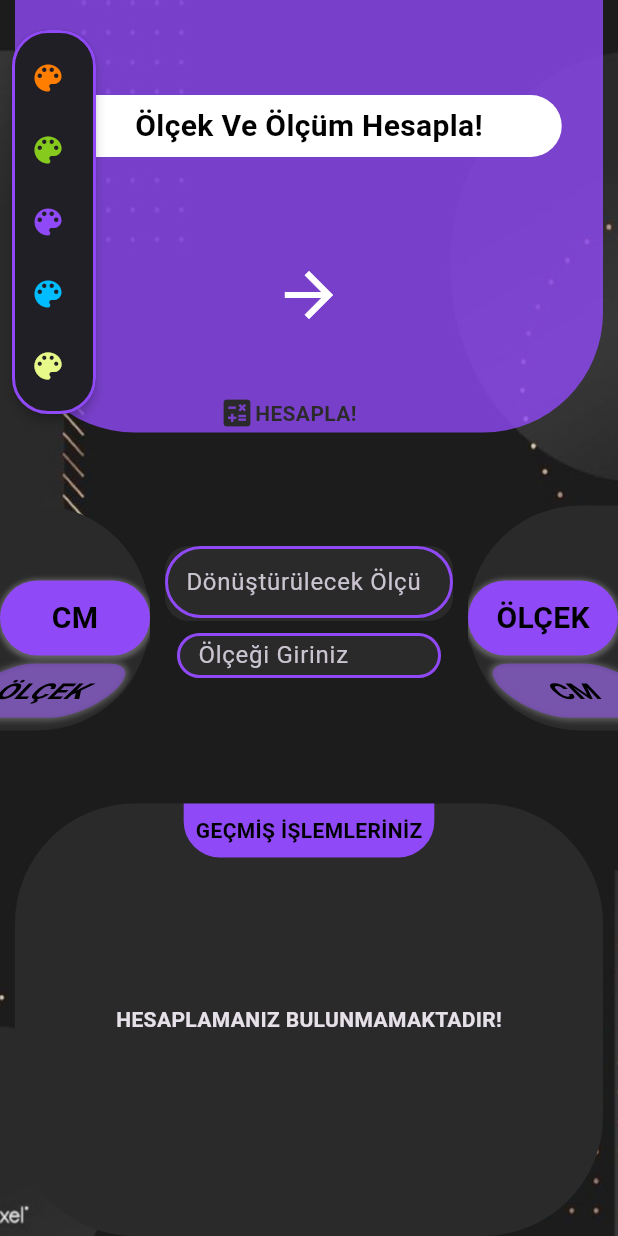
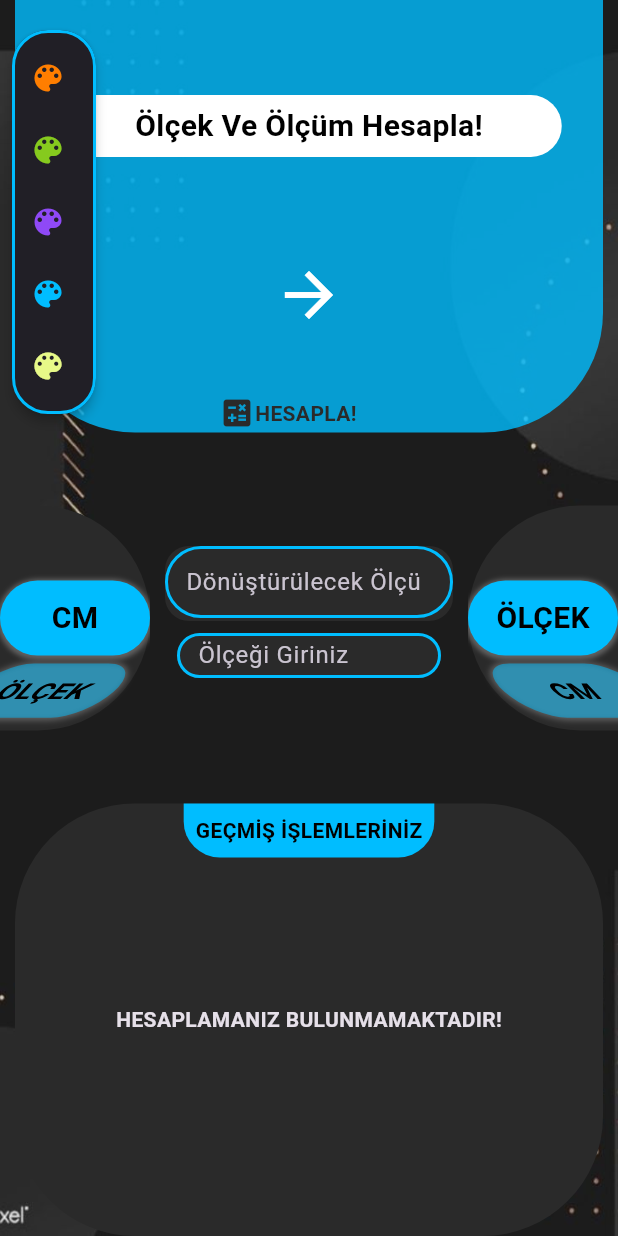
Before and after one commit to enesbayri/Olcu-Olcek_Hesaplama-APP, a Flutter app: the screen it shows after launch, after a tap on the "more vert" icon, on a phone screen of 412 x 824 dp. Run offline on Flutter 3.47's test engine with Material 3 defaults, Android fonts, the phone set to English and light mode, and no system bars; our stand-ins replace get_it, google_fonts, hive, hive_flutter; missing offline and left inert: button_animations, flutter_shake_animated; accounts and stored records are empty.

Commit message:
added primary color in database. Color changes is permanent.

```diff
--- a/lib/database/HiveStorage.dart
+++ b/lib/database/HiveStorage.dart
@@ -1,13 +1,18 @@
 // ignore_for_file: file_names
 
+import 'dart:ui';
+
 import 'package:flutter_application_11/models/calcute.dart';
+import 'package:flutter_application_11/tools/StringToColorTool.dart';
 import 'package:hive/hive.dart';
 
 class HiveStorage{
 
   Box<calcute>? box;
+  Box<String>? colorBox;
   HiveStorage(){
     box=Hive.box("calcutes");
+    colorBox = Hive.box("primaryColor");
   }
 
   Future<void> addStorage(calcute clcte)async{
@@ -24,6 +29,18 @@ class HiveStorage{
     return calcutes;
   }
 
+  Color getPrimaryColorFromStorage(){
+    if(colorBox!.isNotEmpty){
+      return StringToColor.getColor(colorBox!.values.first);
+    }
+    else { return StringToColor.getColor(null); }
+  }
+
+  Future<void> updatePrimaryColorFromStorage(int colorIndex)async{
+    String primaryColor = StringToColor.colorToString(colorIndex);
+    await colorBox!.put("color", primaryColor);
+  }
+
   Future<void> deletefromStorage(int index)async{
     await box!.deleteAt(index);
   }
--- /dev/null
+++ b/lib/locator/get_it.dart
@@ -0,0 +1,10 @@
+import 'package:flutter_application_11/database/HiveStorage.dart';
+import 'package:get_it/get_it.dart';
+
+final locator = GetIt.instance;
+
+void locatorSetup() {
+  locator.registerSingleton<HiveStorage>(HiveStorage());
+
+
+}
--- a/lib/main.dart
+++ b/lib/main.dart
@@ -1,5 +1,7 @@
 import 'package:flutter/material.dart';
 import 'package:flutter/services.dart';
+import 'package:flutter_application_11/database/HiveStorage.dart';
+import 'package:flutter_application_11/locator/get_it.dart';
 import 'package:flutter_application_11/models/calcute.dart';
 import 'package:flutter_application_11/router/startApplication.dart';
 import 'package:flutter_application_11/uiHelper/colorUiHelper.dart';
@@ -12,6 +14,8 @@ void main(List<String> args) async {
   await Hive.initFlutter("CalcuteScale");
   Hive.registerAdapter(calcuteAdapter());
   await Hive.openBox<calcute>("calcutes");
+  await Hive.openBox<String>("primaryColor");
+  locatorSetup();
   await SystemChrome.setPreferredOrientations([
     DeviceOrientation.portraitUp,
   ]);
@@ -25,6 +29,8 @@ class App extends StatelessWidget {
 
   @override
   Widget build(BuildContext context) {
+    HiveStorage storage = locator<HiveStorage>();
+    ColorUiHelper.primaryContentColor =storage.getPrimaryColorFromStorage();
     return MaterialApp(
       debugShowCheckedModeBanner: false,
       theme: ThemeData.dark(),
--- a/lib/pages/LoadingPage.dart
+++ b/lib/pages/LoadingPage.dart
@@ -22,7 +22,7 @@ class LoadingPage extends StatelessWidget {
                   decoration: BoxDecoration(
 
                       borderRadius: BorderRadius.circular(16),
-                      border: Border.all(color: ColorUiHelper.loadingPageBorderColor, width: 6)),
+                      border: Border.all(color: ColorUiHelper.primaryContentColor, width: 6)),
                   child: Column(
                     mainAxisSize: MainAxisSize.min,
                     mainAxisAlignment: MainAxisAlignment.end,
--- /dev/null
+++ b/lib/tools/StringToColorTool.dart
@@ -0,0 +1,50 @@
+
+// ignore_for_file: file_names
+
+import 'package:flutter/material.dart';
+import 'package:flutter_application_11/uiHelper/colorUiHelper.dart';
+
+class StringToColor{
+  static Color getColor(String? name){
+    if(name == null){
+      return ColorUiHelper.popupColorList[3];
+    }else{
+      switch (name) {
+         case "orange":
+           return ColorUiHelper.popupColorList[0];
+         case "green":
+           return ColorUiHelper.popupColorList[1];
+         case "purple":
+           return ColorUiHelper.popupColorList[2];
+         case "blue":
+           return ColorUiHelper.popupColorList[3];
+         case "yellow":
+           return ColorUiHelper.popupColorList[4];
+         default:
+           return ColorUiHelper.popupColorList[3];
+       }
+    }
+
+  }
+  static String colorToString(int? index){
+    if(index == null){
+      return "blue";
+    }else{
+      switch (index) {
+         case 0:
+           return "orange";
+         case 1:
+           return "green";
+         case 2:
+           return "purple";
+         case 3:
+           return "blue";
+         case 4:
+           return "yellow";
+         default:
+           return "blue";
+       }
+    }
+
+  }
+}
--- a/lib/widgets/HomeContents.dart
+++ b/lib/widgets/HomeContents.dart
@@ -4,6 +4,7 @@
 import 'package:button_animations/button_animations.dart';
 import 'package:flutter/material.dart';
 import 'package:flutter_application_11/database/HiveStorage.dart';
+import 'package:flutter_application_11/locator/get_it.dart';
 import 'package:flutter_application_11/models/calcute.dart';
 import 'package:flutter_application_11/uiHelper/borderHelper.dart';
 import 'package:flutter_application_11/uiHelper/colorUiHelper.dart';
@@ -44,7 +45,7 @@ class _homeContentWidgetState extends State<homeContentWidget> {
   @override
   void initState() {
     super.initState();
-    database = HiveStorage();
+    database = locator<HiveStorage>();
   }
 
   @override
@@ -236,6 +237,7 @@ class _homeContentWidgetState extends State<homeContentWidget> {
         shape: RoundedRectangleBorder(borderRadius:BorderHelper.radiusCircular24,side: BorderHelper.borderSide),
         onSelected: (value) {
           setState(() {
+            database.updatePrimaryColorFromStorage(ColorUiHelper.popupColorList.indexOf(value));
             ColorUiHelper.primaryContentColor=value;
             BorderHelper.borderSideLight=BorderSide(color: ColorUiHelper.primaryContentColor,);
             BorderHelper.borderSide=BorderSide(color: ColorUiHelper.primaryContentColor,width: 2,);
--- a/lib/widgets/lastCalcutesListWheel.dart
+++ b/lib/widgets/lastCalcutesListWheel.dart
@@ -4,20 +4,21 @@
 
 import 'package:flutter/material.dart';
 import 'package:flutter_application_11/database/HiveStorage.dart';
+import 'package:flutter_application_11/locator/get_it.dart';
 import 'package:flutter_application_11/models/calcute.dart';
 import 'package:flutter_application_11/uiHelper/borderHelper.dart';
 import 'package:flutter_application_11/uiHelper/colorUiHelper.dart';
 import 'package:flutter_application_11/uiHelper/textstyleUiHelper.dart';
 
 class LastCalcuteListView extends StatefulWidget {
-  LastCalcuteListView({super.key});
+  const LastCalcuteListView({super.key});
 
   @override
   State<LastCalcuteListView> createState() => _LastCalcuteListViewState();
 }
 
 class _LastCalcuteListViewState extends State<LastCalcuteListView> {
-  final HiveStorage database = HiveStorage();
+  final HiveStorage database = locator<HiveStorage>();
   List<calcute> calcutes = [];
 
   @override
--- a/lib/widgets/scanner_screen.dart
+++ b/lib/widgets/scanner_screen.dart
@@ -58,7 +58,7 @@ with SingleTickerProviderStateMixin {
 
                           borderRadius:
                               const BorderRadius.all(Radius.circular(20)),
-                          border: Border.all(color: ColorUiHelper.loadingPageBorderColor, width: 7),
+                          border: Border.all(color: ColorUiHelper.primaryContentColor, width: 7),
                           ),
 
                       child: const ClipRRect(
--- a/pubspec.yaml
+++ b/pubspec.yaml
@@ -40,6 +40,8 @@ dependencies:
   flutter_shake_animated: ^0.0.5
   button_animations: ^2.0.0+3
   google_fonts: ^6.1.0
+  get_it: ^7.6.7
+
 
 dev_dependencies:
   flutter_test:
```
Also changed, not shown: pubspec.lock.
